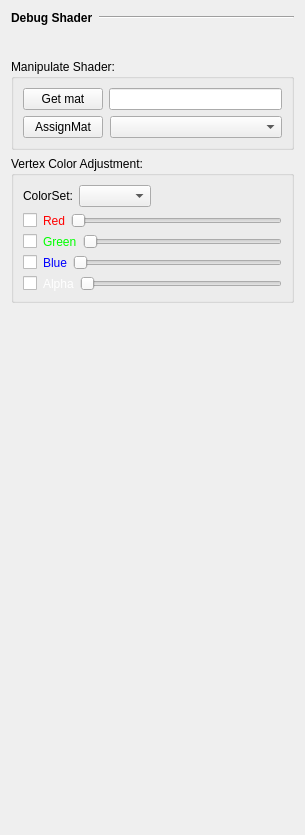
The window that Maya_Tools/Developer/Main/MODULE/ShaderTools/UI/ShaderTools.ui (code-google-com/mayatools) describes before a commit, drawn with Qt 5.
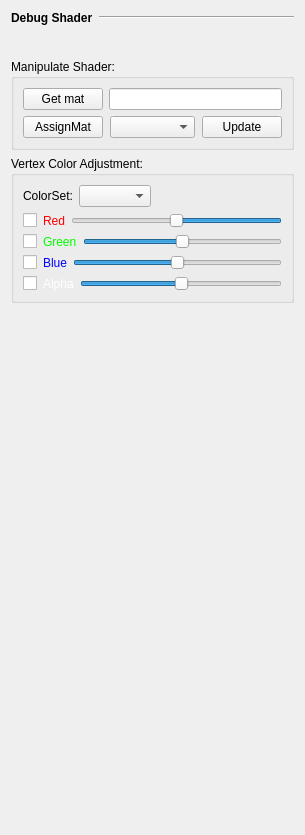
The same window after the commit. Icons and pictures are not drawn.

Patch:
```diff
--- a/Maya_Tools/Developer/Main/MODULE/ShaderTools/UI/ShaderTools.ui
+++ b/Maya_Tools/Developer/Main/MODULE/ShaderTools/UI/ShaderTools.ui
@@ -215,6 +215,19 @@
         <item>
          <widget class="QComboBox" name="comboBox"/>
         </item>
+        <item>
+         <widget class="QPushButton" name="pushButton">
+          <property name="sizePolicy">
+           <sizepolicy hsizetype="Fixed" vsizetype="Fixed">
+            <horstretch>0</horstretch>
+            <verstretch>0</verstretch>
+           </sizepolicy>
+          </property>
+          <property name="text">
+           <string>Update</string>
+          </property>
+         </widget>
+        </item>
        </layout>
       </item>
      </layout>
@@ -273,10 +286,22 @@
          </widget>
         </item>
         <item>
-         <widget class="QSlider" name="horizontalSlider">
+         <widget class="QSlider" name="sldRed">
+          <property name="minimum">
+           <number>-100</number>
+          </property>
+          <property name="maximum">
+           <number>100</number>
+          </property>
+          <property name="singleStep">
+           <number>1</number>
+          </property>
           <property name="orientation">
            <enum>Qt::Horizontal</enum>
           </property>
+          <property name="invertedAppearance">
+           <bool>true</bool>
+          </property>
          </widget>
         </item>
        </layout>
@@ -301,7 +326,13 @@
          </widget>
         </item>
         <item>
-         <widget class="QSlider" name="horizontalSlider_2">
+         <widget class="QSlider" name="sldGreen">
+          <property name="minimum">
+           <number>-99</number>
+          </property>
+          <property name="maximum">
+           <number>99</number>
+          </property>
           <property name="orientation">
            <enum>Qt::Horizontal</enum>
           </property>
@@ -329,7 +360,10 @@
          </widget>
         </item>
         <item>
-         <widget class="QSlider" name="horizontalSlider_3">
+         <widget class="QSlider" name="sldBlue">
+          <property name="minimum">
+           <number>-99</number>
+          </property>
           <property name="orientation">
            <enum>Qt::Horizontal</enum>
           </property>
@@ -357,10 +391,25 @@
          </widget>
         </item>
         <item>
-         <widget class="QSlider" name="horizontalSlider_4">
+         <widget class="QSlider" name="sldAlpha">
+          <property name="minimum">
+           <number>-49</number>
+          </property>
+          <property name="maximum">
+           <number>49</number>
+          </property>
+          <property name="tracking">
+           <bool>false</bool>
+          </property>
           <property name="orientation">
            <enum>Qt::Horizontal</enum>
           </property>
+          <property name="tickPosition">
+           <enum>QSlider::NoTicks</enum>
+          </property>
+          <property name="tickInterval">
+           <number>1</number>
+          </property>
          </widget>
         </item>
        </layout>
```
Left out of the diff: 14 changed lines with no effect on the pictures.
